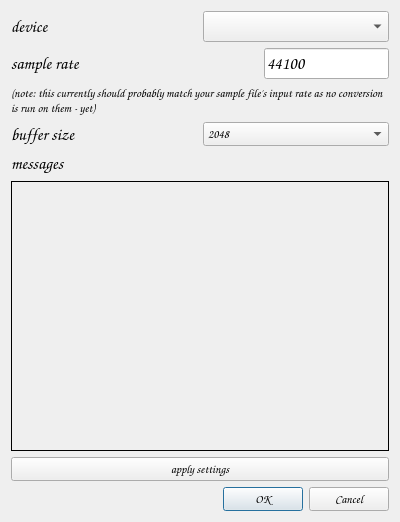
First picture: the form in gui/settings.ui, repository aeiouaeiouaeiouaeiouaeiouaeiou/samplebrain, before the edit.
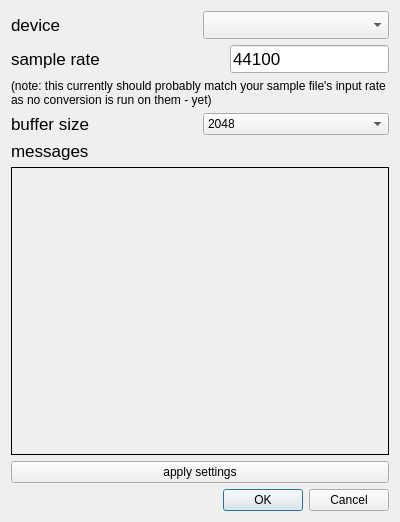
Second picture: the form after the edit.

Commit message: Nah, use Helvetica Neue

What changed in the file:
```diff
--- a/gui/settings.ui
+++ b/gui/settings.ui
@@ -22,7 +22,7 @@
         <widget class="QLabel" name="label">
          <property name="font">
           <font>
-           <family>Comic Sans MS</family>
+           <family>Helvetica Neue</family>
            <pointsize>13</pointsize>
           </font>
          </property>
@@ -35,7 +35,7 @@
         <widget class="QComboBox" name="deviceComboBox">
          <property name="font">
           <font>
-           <family>Comic Sans MS</family>
+           <family>Helvetica Neue</family>
            <pointsize>13</pointsize>
           </font>
          </property>
@@ -49,7 +49,7 @@
         <widget class="QLabel" name="label_2">
          <property name="font">
           <font>
-           <family>Comic Sans MS</family>
+           <family>Helvetica Neue</family>
            <pointsize>13</pointsize>
           </font>
          </property>
@@ -68,7 +68,7 @@
          </property>
          <property name="font">
           <font>
-           <family>Comic Sans MS</family>
+           <family>Helvetica Neue</family>
            <pointsize>13</pointsize>
           </font>
          </property>
@@ -83,7 +83,7 @@
       <widget class="QLabel" name="label_5">
        <property name="font">
         <font>
-         <family>Comic Sans MS</family>
+         <family>Helvetica Neue</family>
          <pointsize>9</pointsize>
         </font>
        </property>
@@ -103,7 +103,7 @@
       <widget class="QLabel" name="label_3">
        <property name="font">
         <font>
-         <family>Comic Sans MS</family>
+         <family>Helvetica Neue</family>
          <pointsize>13</pointsize>
         </font>
        </property>
@@ -116,7 +116,7 @@
       <widget class="QComboBox" name="buffersizeComboBox">
        <property name="font">
         <font>
-         <family>Comic Sans MS</family>
+         <family>Helvetica Neue</family>
         </font>
        </property>
        <property name="currentIndex">
@@ -165,7 +165,7 @@
     <widget class="QLabel" name="label_4">
      <property name="font">
       <font>
-       <family>Comic Sans MS</family>
+       <family>Helvetica Neue</family>
        <pointsize>13</pointsize>
       </font>
      </property>
@@ -184,7 +184,7 @@
      </property>
      <property name="font">
       <font>
-       <family>Comic Sans MS</family>
+       <family>Helvetica Neue</family>
        <pointsize>8</pointsize>
       </font>
      </property>
@@ -206,7 +206,7 @@
     <widget class="QPushButton" name="applyPushButton">
      <property name="font">
       <font>
-       <family>Comic Sans MS</family>
+       <family>Helvetica Neue</family>
       </font>
      </property>
      <property name="text">
@@ -218,7 +218,7 @@
     <widget class="QDialogButtonBox" name="buttonBox">
      <property name="font">
       <font>
-       <family>Comic Sans MS</family>
+       <family>Helvetica Neue</family>
       </font>
      </property>
      <property name="orientation">
```
The commit also changes 4 other files.
